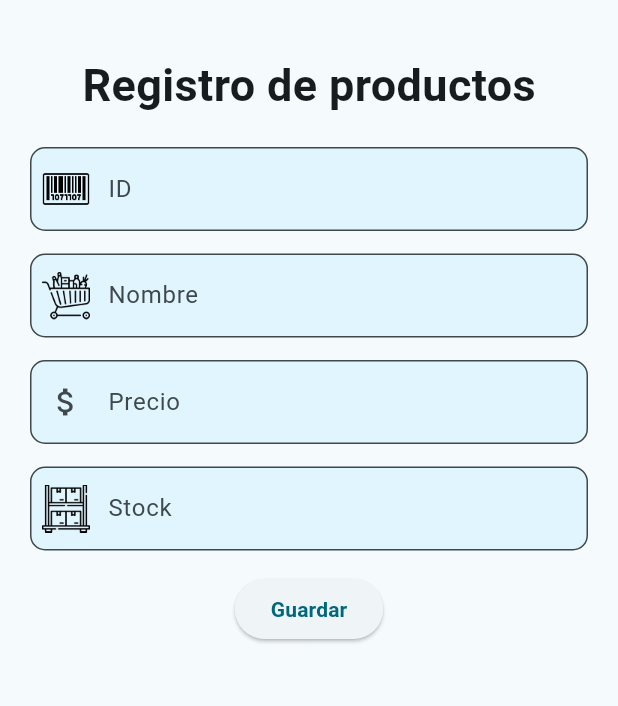
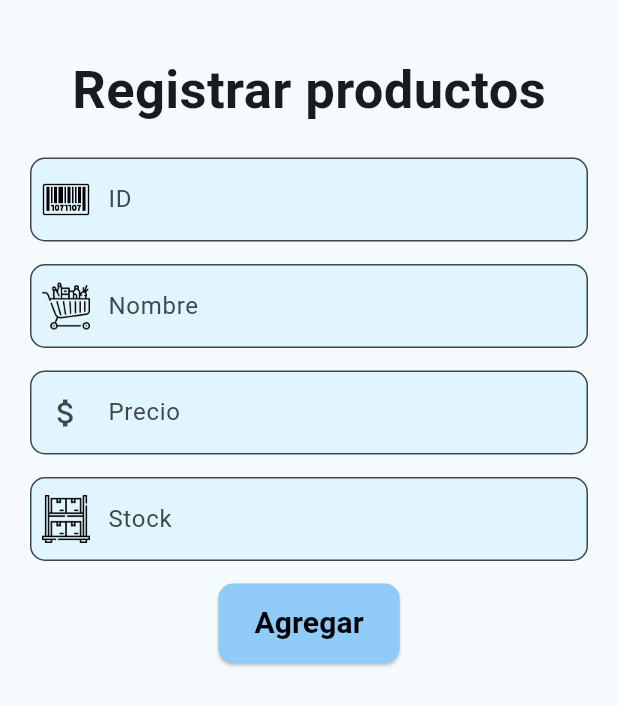
Before and after one commit to pinchi007/eval2_dsw22, a Flutter app: the Registro widget shown alone on an empty page, opened directly, on a phone screen of 412 x 824 dp. Shown: the top 706 px of the screen. Run offline on Flutter 3.47's test engine with Material 2 defaults, Android fonts, the phone set to English and light mode, and no system bars; our stand-ins replace cloud_firestore, firebase_core; accounts and stored records are empty.

Commit message:
agregando alertas al registrar

```diff
--- a/lib/pages/registrar.dart
+++ b/lib/pages/registrar.dart
@@ -1,10 +1,15 @@
 import 'package:flutter/material.dart';
 import 'package:cloud_firestore/cloud_firestore.dart';
 
-class Registro extends StatelessWidget{
-
-Future<void> agregarProducto(String idproducto, String nombre, String precio, String stock) async{
-  await FirebaseFirestore.instance.collection('tb_productos').add({"idproducto": idproducto, "nombre": nombre, "precio": precio, "stock": stock});
+class Registro extends StatelessWidget {
+  Future<void> agregarProducto(
+      String idproducto, String nombre, String precio, String stock) async {
+    await FirebaseFirestore.instance.collection('tb_productos').add({
+      "idproducto": idproducto,
+      "nombre": nombre,
+      "precio": precio,
+      "stock": stock
+    });
   }
 
   TextEditingController IdController = TextEditingController();
@@ -14,18 +19,16 @@ TextEditingController StockController = TextEditingController();
 
   @override
   Widget build(BuildContext context) {
-    return  SingleChildScrollView(
+    return SingleChildScrollView(
       child: Padding(
         padding: const EdgeInsets.all(20),
         child: Center(
           child: Column(
             children: [
               const SizedBox(height: 15),
-              const Text('Registro de productos',
-              style: TextStyle(
-                fontSize: 30,
-                fontWeight: FontWeight.bold
-              ),
+              const Text(
+                'Registrar productos',
+                style: TextStyle(fontSize: 35, fontWeight: FontWeight.bold),
               ),
               const SizedBox(height: 20),
               TextField(
@@ -36,14 +39,16 @@ TextEditingController StockController = TextEditingController();
                     fillColor: Colors.lightBlue[50],
                     prefixIcon: Padding(
                       padding: const EdgeInsets.all(8.0),
-                    child: Image.asset('img/id.png',
+                      child: Image.asset(
+                        'img/id.png',
                         width: 5,
-                    height: 5,),
+                        height: 5,
                       ),
-                  border: OutlineInputBorder(borderRadius: BorderRadius.circular(10)),
+                    ),
+                    border: OutlineInputBorder(
+                        borderRadius: BorderRadius.circular(10)),
                     labelText: 'ID',
-                  hintText: 'Ingrese el ID del producto'
-                ),
+                    hintText: 'Ingrese el ID del producto'),
               ),
               const SizedBox(height: 15),
               TextField(
@@ -54,14 +59,16 @@ TextEditingController StockController = TextEditingController();
                     fillColor: Colors.lightBlue[50],
                     prefixIcon: Padding(
                       padding: const EdgeInsets.all(8.0),
-                    child: Image.asset('img/nombre.png',
+                      child: Image.asset(
+                        'img/nombre.png',
                         width: 5,
-                    height: 5,),
+                        height: 5,
                       ),
-                  border: OutlineInputBorder(borderRadius: BorderRadius.circular(10)),
+                    ),
+                    border: OutlineInputBorder(
+                        borderRadius: BorderRadius.circular(10)),
                     labelText: 'Nombre',
-                  hintText: 'Ingrese el nombre del producto'
-                ),
+                    hintText: 'Ingrese el nombre del producto'),
               ),
               const SizedBox(height: 15),
               TextField(
@@ -71,42 +78,120 @@ TextEditingController StockController = TextEditingController();
                     filled: true,
                     fillColor: Colors.lightBlue[50],
                     prefixIcon: const Icon(Icons.attach_money),
-                  border: OutlineInputBorder(borderRadius: BorderRadius.circular(10)),
+                    border: OutlineInputBorder(
+                        borderRadius: BorderRadius.circular(10)),
                     labelText: 'Precio',
-                  hintText: 'Ingrese el precio del producto'
-                ),
+                    hintText: 'Ingrese el precio del producto'),
               ),
               const SizedBox(height: 15),
               TextField(
                 controller: StockController,
-                keyboardType: TextInputType.text,
+                keyboardType: TextInputType.number,
                 decoration: InputDecoration(
                     filled: true,
                     fillColor: Colors.lightBlue[50],
                     prefixIcon: Padding(
                       padding: const EdgeInsets.all(8.0),
-                    child: Image.asset('img/stock.png',
+                      child: Image.asset(
+                        'img/stock.png',
                         width: 5,
-                    height: 5,),
-                  ),
-                  border: OutlineInputBorder(borderRadius: BorderRadius.circular(10)),
-                  labelText: 'Stock',
-                  hintText: 'Ingrese el stock del producto'
+                        height: 5,
                       ),
                     ),
+                    border: OutlineInputBorder(
+                        borderRadius: BorderRadius.circular(10)),
+                    labelText: 'Stock',
+                    hintText: 'Ingrese el stock del producto'),
+              ),
               const SizedBox(height: 15),
+              ElevatedButton(
+                onPressed: () async {
+                  // Verifica si alguno de los campos está vacío
+                  if (IdController.text.isEmpty ||
+                      NombreController.text.isEmpty ||
+                      PrecioController.text.isEmpty ||
+                      StockController.text.isEmpty) {
+                    // Muestra un mensaje de error si algún campo está vacío
+                    showDialog(
+                      context: context,
+                      builder: (BuildContext context) {
+                        return AlertDialog(
+                          title: Text('Error'),
+                          content:
+                              Text('Por favor, complete todos los campos.'),
+                          actions: [
+                            ElevatedButton(
+                              onPressed: () {
+                                Navigator.of(context)
+                                    .pop(); // Cierra el cuadro de diálogo
+                              },
+                              child: Text('Aceptar'),
+                            ),
+                          ],
+                        );
+                      },
+                    );
+                    return; // Sale de la función sin agregar el producto
+                  }
 
-              ElevatedButton(onPressed: () async{
-                await agregarProducto(IdController.text, NombreController.text, PrecioController.text, StockController.text).then((_){
+                  try {
+                    await agregarProducto(
+                        IdController.text,
+                        NombreController.text,
+                        PrecioController.text,
+                        StockController.text);
+
+                    // Muestra un aviso de éxito después de agregar el producto
+                    showDialog(
+                      context: context,
+                      builder: (BuildContext context) {
+                        return AlertDialog(
+
+                          content:
+                              Text('Producto agregado correctamente.'),
+                          actions: [
+                            ElevatedButton(
+                              onPressed: () {
+                                Navigator.of(context)
+                                    .pop(); // Cierra el cuadro de diálogo
+                              },
+                              child: Text('Aceptar'),
+                            ),
+                          ],
+                        );
+                      },
+                    );
+
+                    // Realiza el registro y luego limpia los campos
                     Registro();
 
                     IdController.clear();
                     NombreController.clear();
                     PrecioController.clear();
                     StockController.clear();
-                });
+                  } catch (e) {
+                    // Maneja cualquier excepción que pueda ocurrir al agregar el producto.
+                    print("Error al agregar el producto: $e");
+                    // Puedes mostrar un mensaje de error o tomar otras acciones según tus necesidades.
+                  }
                 },
-              child: const Text('Guardar', style: TextStyle(fontWeight: FontWeight.bold),),
+                child: const Text(
+                  'Agregar',
+                  style: TextStyle(
+                    fontWeight: FontWeight.bold,
+                    fontSize: 20,
+                    color: Colors.black, // Color del texto
+                  ),
+                ),
+                style: ElevatedButton.styleFrom(
+                  primary: Colors.blue[200], // Color de fondo del botón
+                  shape: RoundedRectangleBorder(
+                    borderRadius:
+                        BorderRadius.circular(10), // Bordes redondeados
+                  ),
+                  padding: EdgeInsets.symmetric(
+                      vertical: 12, horizontal: 24), // Espaciado interno
+                ),
               )
             ],
           ),
```
Lines whose indentation alone changed are shown as unchanged.
